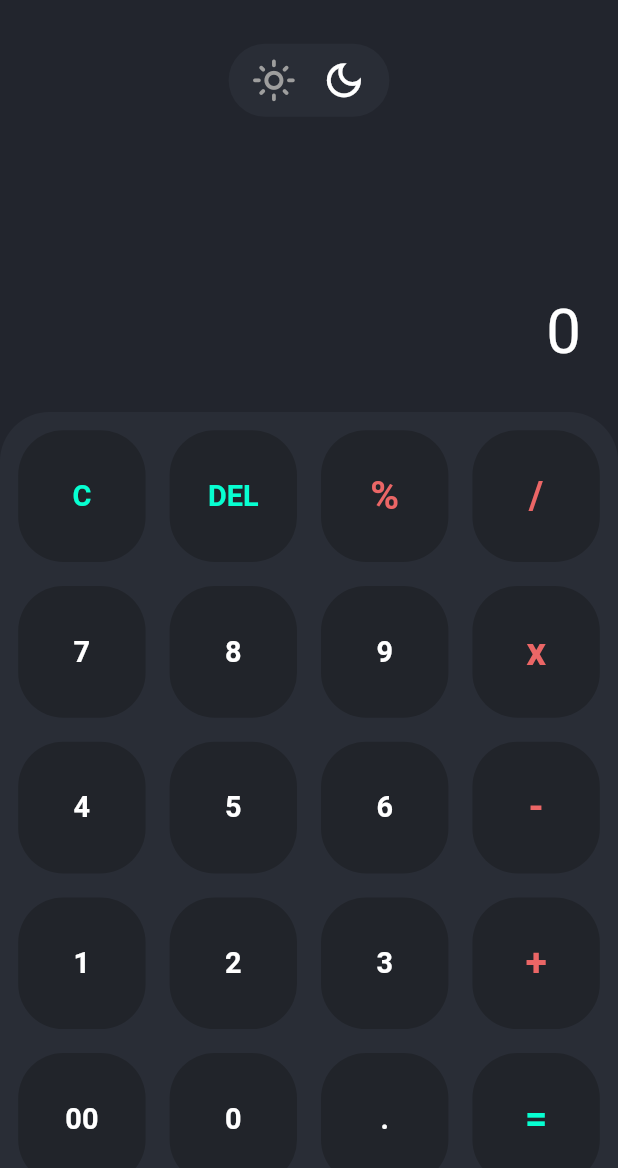
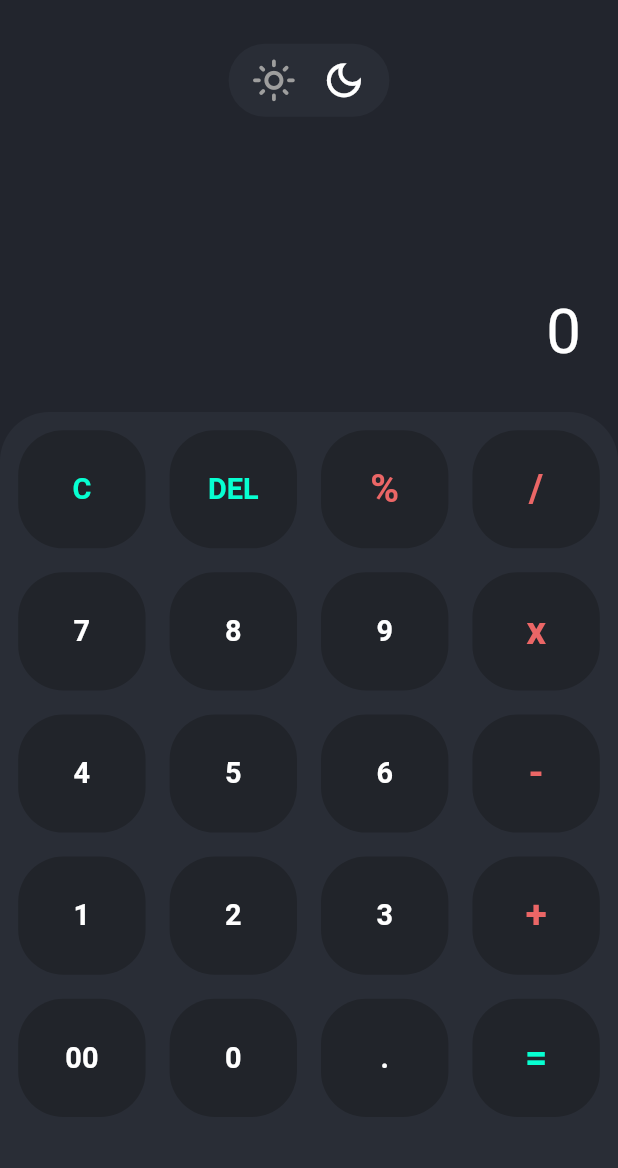
Before and after one commit to Rishiiichokshi/calculator-app, a Flutter app: the screen it shows after launch, on a phone screen of 412 x 824 dp. Shown: the top 1168 px of the screen. Run offline on Flutter 3.47's test engine with Material 2 defaults, Android fonts, the phone set to English and light mode, and no system bars; our stand-ins replace device_preview, get, math_expressions, sizer; missing offline and left inert: dart:ffi.

Commit message:
same commit

```diff
--- a/lib/screen/main_screen.dart
+++ b/lib/screen/main_screen.dart
@@ -76,7 +76,7 @@ class MainScreen extends StatelessWidget {
               physics: const NeverScrollableScrollPhysics(),
               itemCount: buttons.length,
               gridDelegate: SliverGridDelegateWithFixedCrossAxisCount(
-                  crossAxisCount: 4, mainAxisExtent: 12.6.h),
+                  crossAxisCount: 4, mainAxisExtent: 23.w),
               itemBuilder: (contex, index) {
                 switch (index) {
                   /// CLEAR BTN
--- a/lib/screen/scientific_calculator.dart
+++ b/lib/screen/scientific_calculator.dart
@@ -125,7 +125,7 @@ class _ScientificCalculatorState extends State<ScientificCalculator> {
             itemCount: buttons.length,
             gridDelegate: SliverGridDelegateWithFixedCrossAxisCount(
                 crossAxisCount: 10,
-                mainAxisExtent: 10.w,
+                mainAxisExtent: 9.5.w,
                 mainAxisSpacing: 1.5.w,
                 crossAxisSpacing: 2.9.w),
             itemBuilder: (contex, index) {
```
Also changed, not shown: 1 other file.
